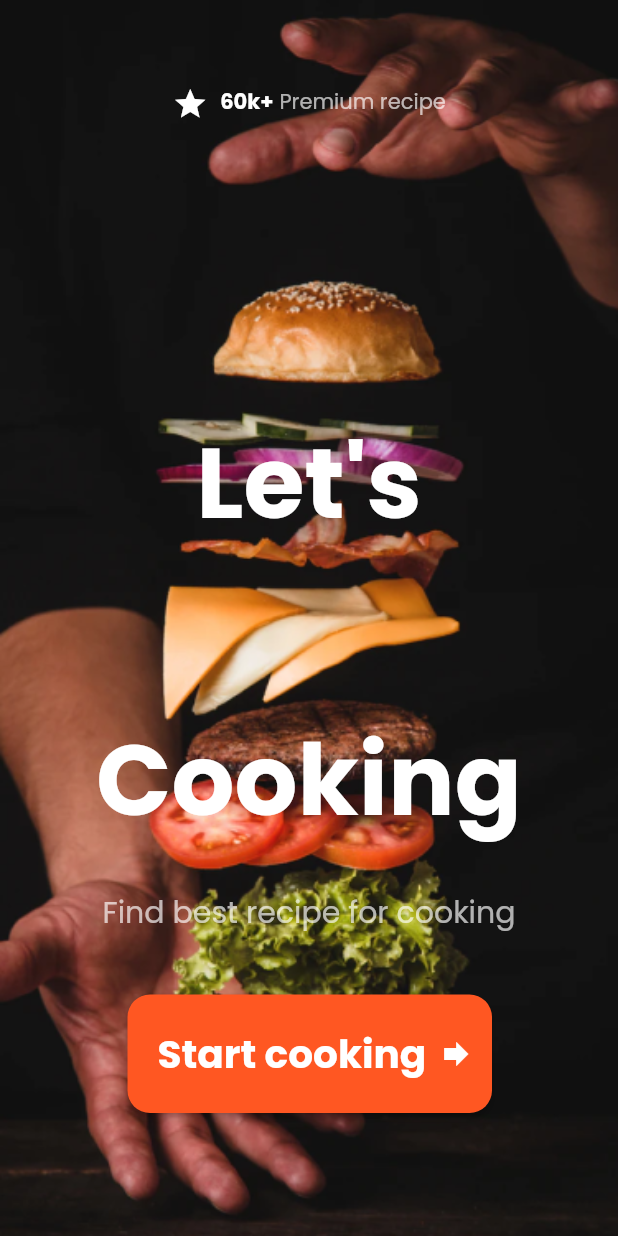
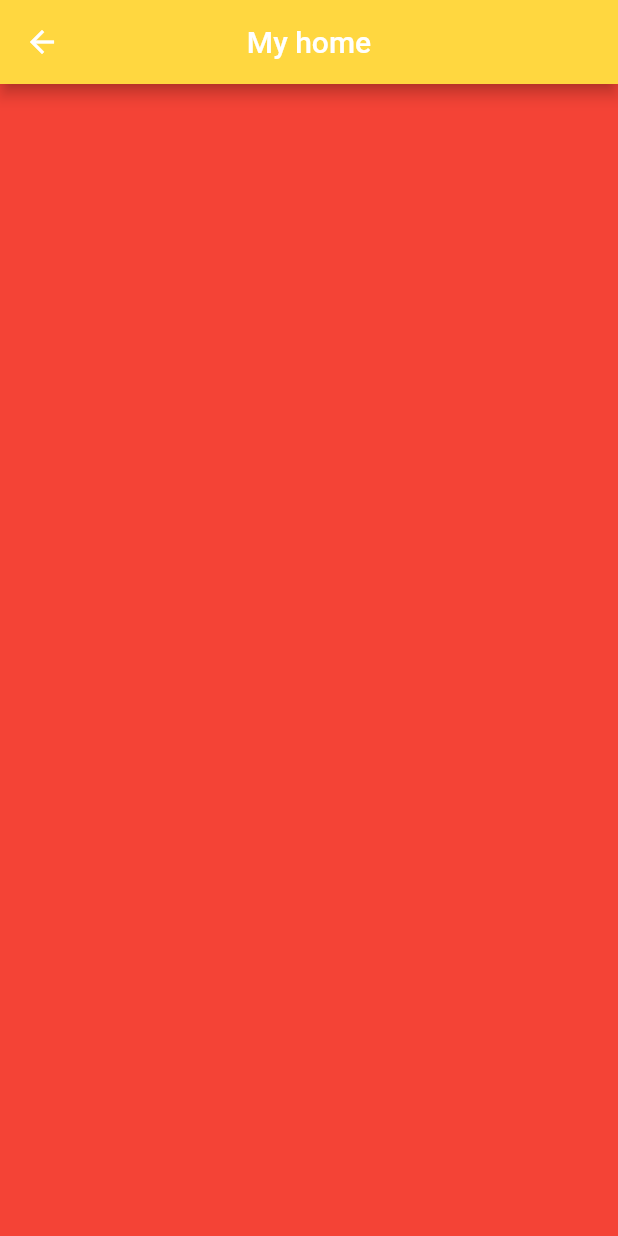
Before and after one commit to lezzycan/Food-Recipe-Community, a Flutter app: the screen it shows after launch, after a tap on "Start cooking", on a phone screen of 412 x 824 dp. Run offline on Flutter 3.47's test engine with Material 2 defaults, Android fonts, the phone set to English and light mode, and no system bars; drawn by our look-alikes of auto_size_text; our stand-ins replace flutter_screenutil.

Commit message:
commit home_page

```diff
--- /dev/null
+++ b/lib/screens/home_page.dart
@@ -0,0 +1,23 @@
+import 'package:flutter/material.dart';
+
+class HomePage extends StatelessWidget {
+  const HomePage({Key? key}) : super(key: key);
+
+  static Future<void> show(BuildContext context) async{
+    await Navigator.of(context).push(MaterialPageRoute(builder: ((context) {
+      return const HomePage();
+    })));
+  }
+
+  @override
+  Widget build(BuildContext context) {
+    return Scaffold(
+      appBar: AppBar(
+        title: const Text('My home',),
+        centerTitle: true,
+        backgroundColor: Colors.amberAccent,
+      ),
+      backgroundColor: Colors.red,
+    );
+  }
+}
--- a/lib/screens/onboarding_page.dart
+++ b/lib/screens/onboarding_page.dart
@@ -1,5 +1,6 @@
 import 'package:flutter/material.dart';
 import 'package:auto_size_text/auto_size_text.dart';
+import 'package:food_recipe_app/screens/home_page.dart';
 
 class OnboardingPage extends StatelessWidget {
   const OnboardingPage({Key? key}) : super(key: key);
@@ -13,12 +14,12 @@ class OnboardingPage extends StatelessWidget {
       ),
       child: Scaffold(
         backgroundColor: Colors.transparent,
-        body: _buildContent(),
+        body: _buildContent(context),
       ),
     );
   }
 
-  Widget _buildContent() {
+  Widget _buildContent(BuildContext context) {
     return Column(
       mainAxisAlignment: MainAxisAlignment.spaceBetween,
       children: [
@@ -61,15 +62,14 @@ class OnboardingPage extends StatelessWidget {
         ),
         // const  SizedBox(height: 399,),
         Container(
-          margin: const EdgeInsets.only(left: 64, right: 64, bottom:82),
+          margin: const EdgeInsets.only(left: 64, right: 64, bottom: 82),
           child: Column(children: [
             const AutoSizeText(
-
               'Let\'s \n Cooking',
               textAlign: TextAlign.center,
               style: TextStyle(
                 fontFamily: 'Poppins',
-                fontSize: 66.0,
+                fontSize: 70.0,
                 fontWeight: FontWeight.w600,
                 color: Colors.white,
                 fontStyle: FontStyle.normal,
@@ -82,33 +82,32 @@ class OnboardingPage extends StatelessWidget {
               'Find best recipe for cooking',
               style: TextStyle(
                 color: Color(0xABffffff),
-                fontSize: 20.0,
+                fontSize: 22.0,
                 fontWeight: FontWeight.w400,
                 fontFamily: 'Poppins',
               ),
             ),
             const SizedBox(
-              height: 40.0,
+              height: 49.0,
             ),
             Container(
-              margin:
-                  const EdgeInsets.only( left: 21.0, right: 20.0),
+              margin: const EdgeInsets.only(left: 74.0, right: 73.0),
               child: ElevatedButton(
                 style: ElevatedButton.styleFrom(
-                  padding: const EdgeInsets.all(20.0),
+                  padding: const EdgeInsets.all(20),
                   // maximumSize: Size(206, 44),
                   shape: RoundedRectangleBorder(
-                      borderRadius: BorderRadius.circular(15)),
+                      borderRadius: BorderRadius.circular(18)),
                   primary: Colors.deepOrange,
                 ),
-                onPressed: () {},
+                onPressed: () => HomePage.show(context),
                 child: Row(
                   mainAxisAlignment: MainAxisAlignment.center,
                   children: const [
                     Text(
                       'Start cooking',
                       style: TextStyle(
-                          fontSize: 26,
+                          fontSize: 22,
                           fontWeight: FontWeight.w600,
                           fontFamily: 'Poppins'),
                     ),
```
